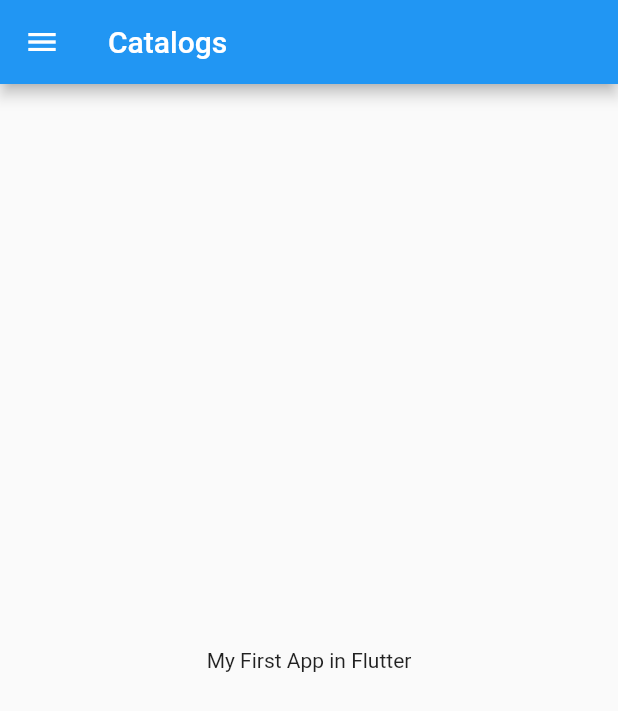
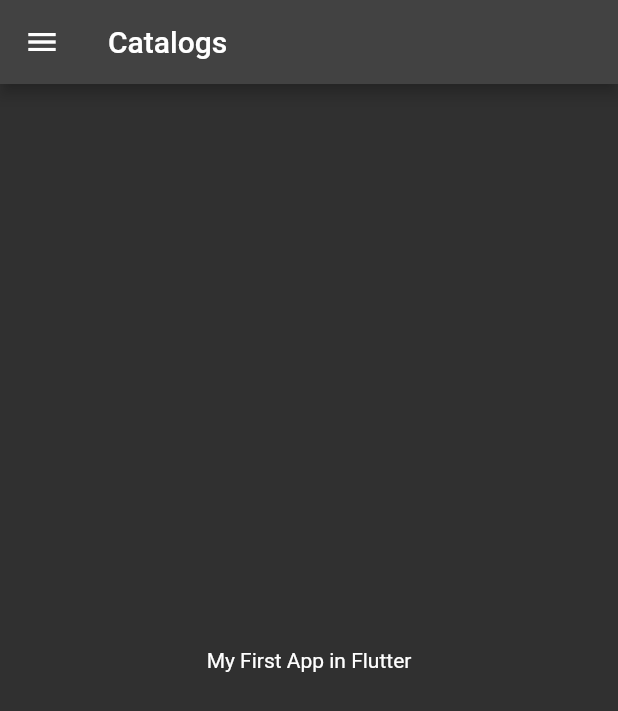
Before and after one commit to SahilRathod17/FirstFlutterApp, a Flutter app: the screen it shows after launch, on a phone screen of 412 x 824 dp. Shown: the top 711 px of the screen. Run offline on Flutter 3.47's test engine with Material 2 defaults, Android fonts, the phone set to English and light mode, and no system bars.

Commit message:
Day2 completed

```diff
--- a/lib/main.dart
+++ b/lib/main.dart
@@ -1,18 +1,24 @@
 import 'dart:io';
 import 'package:flutter/material.dart';
 import 'package:untitled/pages/home_page.dart';
+import 'package:untitled/pages/login_page.dart';
 
 void main() {
   runApp(MyApp());
 }
 
 class MyApp extends StatelessWidget {
-  const MyApp({Key? key}) : super(key: key);
-
   @override
   Widget build(BuildContext context) {
     return MaterialApp(
-      home: home_page()
+      themeMode: ThemeMode.dark,
+      darkTheme: ThemeData(
+        brightness: Brightness.dark,
+      ),
+      routes: {
+        "/": (context) => home_page(),
+        "/home": (context) => login_page(),
+      },
     );
   }
 }
--- a/lib/pages/home_page.dart
+++ b/lib/pages/home_page.dart
@@ -1,8 +1,6 @@
 import 'package:flutter/material.dart';
 
 class home_page extends StatelessWidget {
-  const home_page({Key? key}) : super(key: key);
-
   @override
   Widget build(BuildContext context) {
     return Scaffold(
```
Also changed, not shown: lib/pages/login_page.dart (added, +15 -0 lines), 1 other file.
